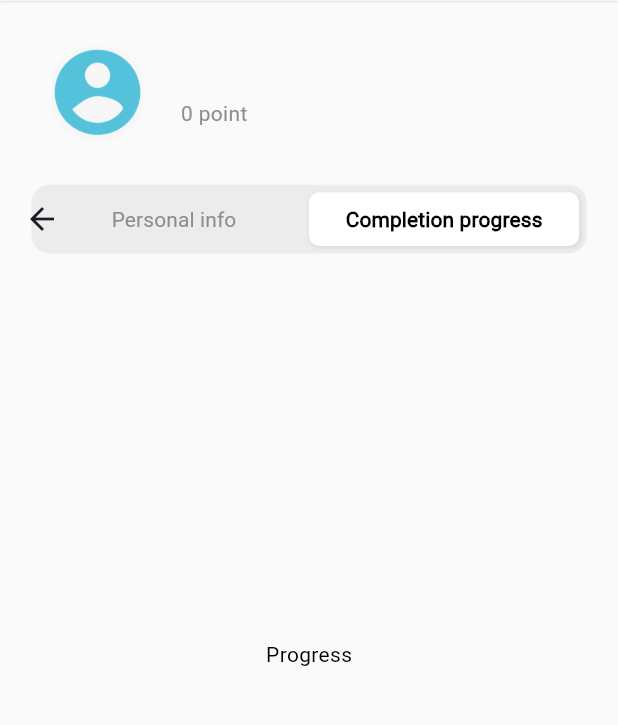
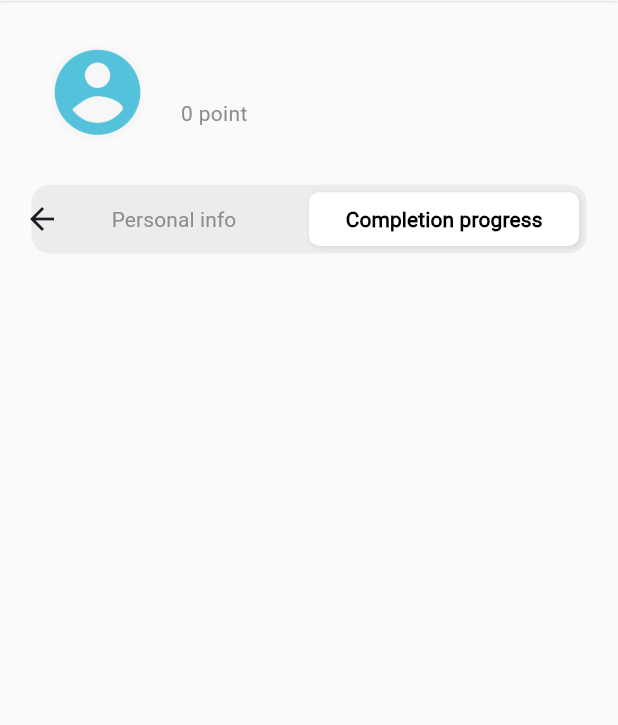
Before and after one commit to hizurk1/vocaday_app, a Flutter app: the ProfilePage screen opened directly, tab 2 chosen, on a phone screen of 412 x 824 dp, the part 95-820 px from its top. Run offline on Flutter 3.47's test engine with Material 3 defaults, Android fonts, the phone set to English and light mode, and no system bars; our stand-ins replace cached_network_image, cloud_firestore, connectivity_plus, easy_localization, equatable, firebase_auth and 12 more; accounts and stored records are empty; project files that could hold a hidden picture were left out.

Commit message:
[fix] my profile screen scroll overflow

```diff
--- a/lib/app/screens/main/pages/profile/pages/profile_completion_progress_page.dart
+++ b/lib/app/screens/main/pages/profile/pages/profile_completion_progress_page.dart
@@ -1,14 +1,10 @@
 import 'package:flutter/material.dart';
-
-import '../../../../../widgets/text.dart';
 
 class ProfileCompletionProgressPage extends StatelessWidget {
   const ProfileCompletionProgressPage({super.key});
 
   @override
   Widget build(BuildContext context) {
-    return const Center(
-      child: TextCustom('Progress'),
-    );
+    return Container();
   }
 }
--- a/lib/app/screens/main/pages/profile/pages/profile_personal_info_page.dart
+++ b/lib/app/screens/main/pages/profile/pages/profile_personal_info_page.dart
@@ -28,8 +28,7 @@ class ProfilePersonalInfoPage extends StatelessWidget {
         if (state is UserDataLoadedState) {
           return Container(
             padding: EdgeInsets.symmetric(vertical: 5.h, horizontal: 30.w),
-            child: Column(
-              mainAxisSize: MainAxisSize.min,
+            child: Wrap(
               children: [
                 ProfileInfoItemWidget(
                   icon: AppAssets.emailIcon,
--- a/lib/app/screens/main/pages/profile/widgets/profile_info_item.dart
+++ b/lib/app/screens/main/pages/profile/widgets/profile_info_item.dart
@@ -58,7 +58,7 @@ class ProfileInfoItemWidget extends StatelessWidget {
                 Container(
                   margin: EdgeInsets.only(top: 8.h),
                   height: 1,
-                  color: context.colors.grey150,
+                  color: context.colors.grey300.withOpacity(.25),
                 ),
               ],
             ),
```
